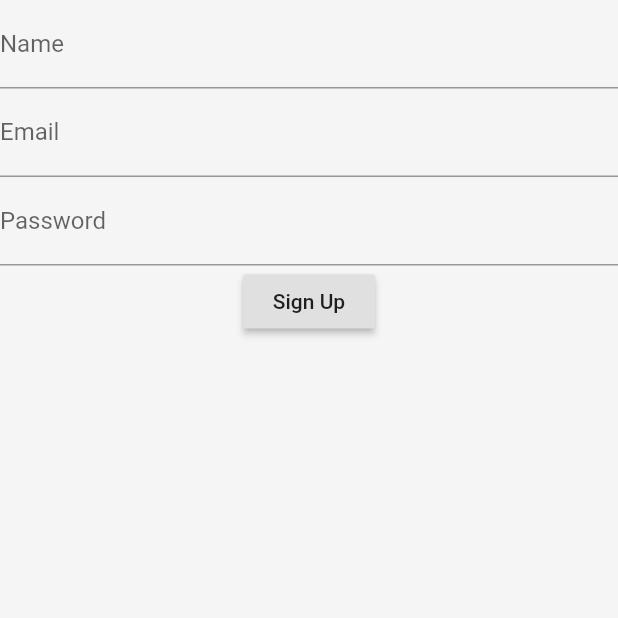
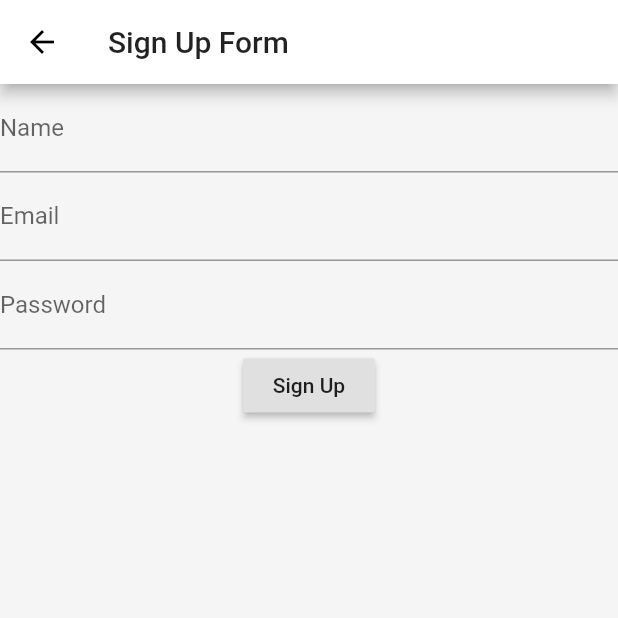
Before and after one commit to MovieNightCC/MovieNight, a Flutter app: the SignUpPage screen opened directly, on a phone screen of 412 x 824 dp, the top half of it. Run offline on Flutter 3.47's test engine with Material 2 defaults, Android fonts, the phone set to English and light mode, and no system bars; our stand-ins replace dio, firebase_auth, firebase_core, flutter_tindercard; accounts and stored records are empty.

Commit message:
Able to go back and forth between sign up and sign in
Co-authored-by: OnigirJack <onigirjack@users.noreply.github.com>
Co-authored-by: dhequex <dhequex@users.noreply.github.com>

```diff
--- a/client/lib/Screens/sign_in.dart
+++ b/client/lib/Screens/sign_in.dart
@@ -11,6 +11,9 @@ class SignInPage extends StatelessWidget {
   @override
   Widget build(BuildContext context) {
     return Scaffold(
+      appBar: AppBar(
+        title: Text("Sign in Form"),
+      ),
       body: Column(
         children: [
           TextField(
@@ -41,6 +44,7 @@ class SignInPage extends StatelessWidget {
                 MaterialPageRoute(builder: (context) => SignUpPage()),
               );
             },
+            child: Text("Sign Up Here"),
             //move to next page
 
             // after sign up go to swiper
--- a/client/lib/Screens/signup.dart
+++ b/client/lib/Screens/signup.dart
@@ -9,6 +9,9 @@ class SignUpPage extends StatelessWidget {
   @override
   Widget build(BuildContext context) {
     return Scaffold(
+      appBar: AppBar(
+        title: Text("Sign Up Form"),
+      ),
       body: Column(
         children: [
           TextField(
--- a/client/lib/main.dart
+++ b/client/lib/main.dart
@@ -1,7 +1,6 @@
 import 'package:flutter/material.dart';
 import 'package:firebase_core/firebase_core.dart';
 import 'package:firebase_auth/firebase_auth.dart';
-
 import 'package:provider/provider.dart';
 import 'Screens/swiper.dart';
 import 'routes.dart';
```
